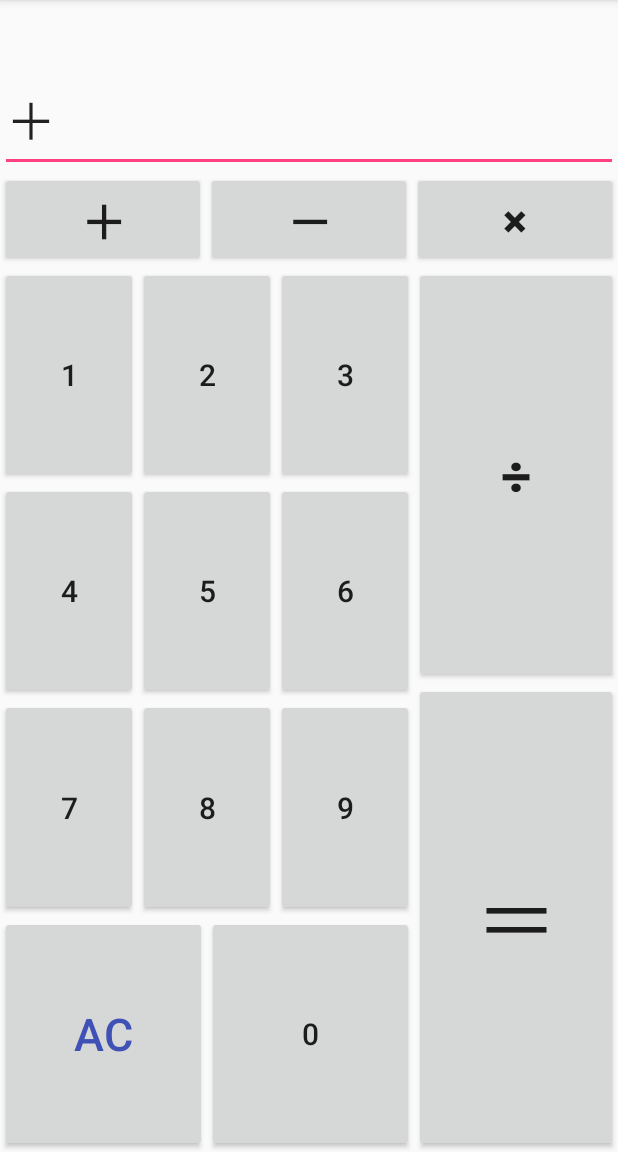
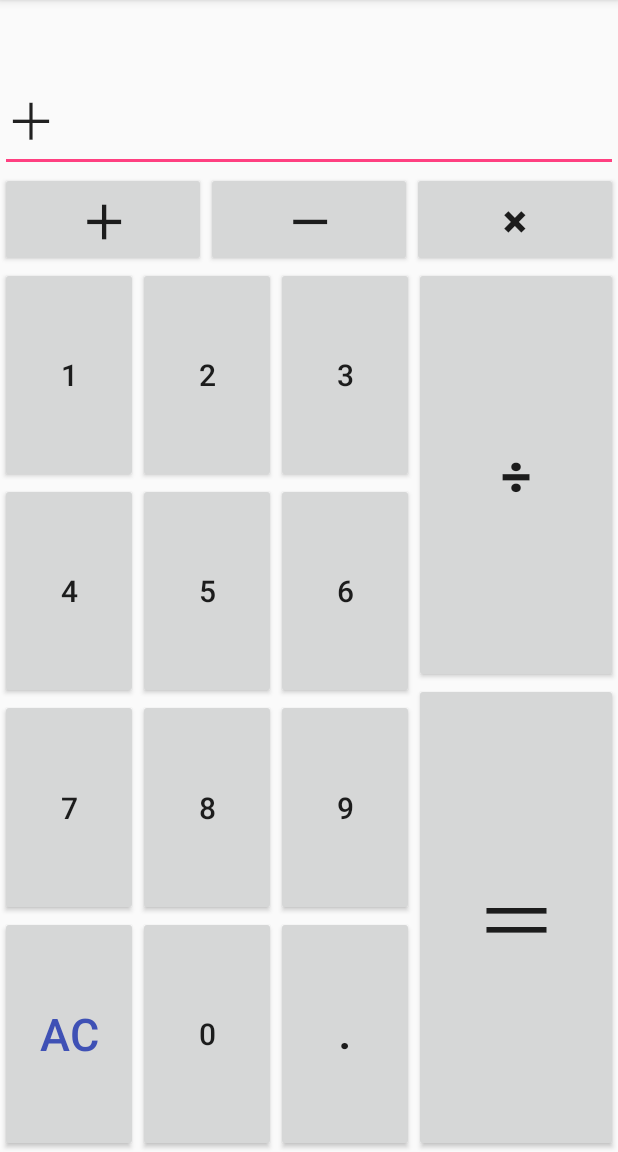
Before and after one commit to messi-wpy/AndroidProjects, an Android app: the screen it shows after launch (MainActivity), after a tap on an icon or button, on a phone screen of 412 x 824 dp, the part 84-1236 px from its top. Run offline under Robolectric (Android 15) with nearby library versions, the phone set to English and light mode, and no system bars.

Commit message:
新手任务Calculate2.0

```diff
--- a/Calculator/app/src/main/java/com/bignerdranch/androidboy/calculator/MainActivity.java
+++ b/Calculator/app/src/main/java/com/bignerdranch/androidboy/calculator/MainActivity.java
@@ -7,7 +7,7 @@ import android.view.View;
 import android.widget.Button;
 import android.widget.EditText;
 import android.widget.TextView;
-
+import android.widget.Toast;
 import java.util.ArrayList;
 import java.util.List;
 
@@ -28,34 +28,38 @@ public class MainActivity extends AppCompatActivity {
     private Button mButtonMultiply;
     private Button mButtonDivide;
     private Button mButtonEqual;
+    private Button mAllclear;
+    private Button mPoint;
     private TextView mTextView;
     private EditText mEditText;
-    private String str1="0",str2="0";
-    private double result=0;
-    List<Numbers>mNumbers=new ArrayList<>();
+    private String str1 = "0", str2 = "0";
+    private double result = 0;
+    List<Numbers> mNumbers = new ArrayList<>();
+    List<Numbers>mNumbers1=new ArrayList<>();
+
     @Override
     protected void onCreate(Bundle savedInstanceState) {
         super.onCreate(savedInstanceState);
         setContentView(R.layout.activity_main);
-        mTextView=findViewById(R.id.textview);
-       mButton1=findViewById(R.id.one_button);
-       mButton0=findViewById(R.id.zero_button);
-       mButton2=findViewById(R.id.two_button);
-       mButton3=findViewById(R.id.three_button);
-       mButton4=findViewById(R.id.four_button);
-       mButton5=findViewById(R.id.five_button);
-       mButton6=findViewById(R.id.six_button);
-       mButton7=findViewById(R.id.seven_button);
-       mButton8=findViewById(R.id.eight_button);
-       mButton9=findViewById(R.id.night_button);
-       mButtonPlus=findViewById(R.id.plus_button);
-       mButtonEqual=findViewById(R.id.equal_button);
-       mEditText=findViewById(R.id.output_view);
-       mButtonMultiply=findViewById(R.id.multiply_button);
-       mButtonMinus=findViewById(R.id.minus_button);
-       mButtonDivide=findViewById(R.id.divide_button);
-
-
+        mTextView = findViewById(R.id.textview);
+        mButton1 = findViewById(R.id.one_button);
+        mButton0 = findViewById(R.id.zero_button);
+        mButton2 = findViewById(R.id.two_button);
+        mButton3 = findViewById(R.id.three_button);
+        mButton4 = findViewById(R.id.four_button);
+        mButton5 = findViewById(R.id.five_button);
+        mButton6 = findViewById(R.id.six_button);
+        mButton7 = findViewById(R.id.seven_button);
+        mButton8 = findViewById(R.id.eight_button);
+        mButton9 = findViewById(R.id.night_button);
+        mButtonPlus = findViewById(R.id.plus_button);
+        mButtonEqual = findViewById(R.id.equal_button);
+        mEditText = findViewById(R.id.output_view);
+        mButtonMultiply = findViewById(R.id.multiply_button);
+        mButtonMinus = findViewById(R.id.minus_button);
+        mButtonDivide = findViewById(R.id.divide_button);
+        mAllclear = findViewById(R.id.clear_button);
+        mPoint=findViewById(R.id.point_button);
 
 
         //监听数字按钮
@@ -63,70 +67,85 @@ public class MainActivity extends AppCompatActivity {
             @Override
             public void onClick(View v) {
                 mEditText.append("0");
-                str1+="0";
+                str1 += "0";
             }
         });
         mButton1.setOnClickListener(new View.OnClickListener() {
             @Override
             public void onClick(View v) {
                 mEditText.append("1");
-    str1+="1";
+                str1 += "1";
             }
         });
         mButton2.setOnClickListener(new View.OnClickListener() {
             @Override
             public void onClick(View v) {
                 mEditText.append("2");
-                str1+="2";
+                str1 += "2";
             }
         });
         mButton3.setOnClickListener(new View.OnClickListener() {
             @Override
             public void onClick(View v) {
                 mEditText.append("3");
-                str1+="3";
+                str1 += "3";
             }
         });
         mButton4.setOnClickListener(new View.OnClickListener() {
             @Override
             public void onClick(View v) {
                 mEditText.append("4");
-                str1+="4";
+                str1 += "4";
             }
         });
         mButton5.setOnClickListener(new View.OnClickListener() {
             @Override
             public void onClick(View v) {
                 mEditText.append("5");
-                str1+="5";
+                str1 += "5";
             }
         });
         mButton6.setOnClickListener(new View.OnClickListener() {
             @Override
             public void onClick(View v) {
                 mEditText.append("6");
-                str1+="6";
+                str1 += "6";
             }
         });
         mButton7.setOnClickListener(new View.OnClickListener() {
             @Override
             public void onClick(View v) {
                 mEditText.append("7");
-                str1+="7";
+                str1 += "7";
             }
         });
         mButton8.setOnClickListener(new View.OnClickListener() {
             @Override
             public void onClick(View v) {
                 mEditText.append("8");
-                str1+="8";
+                str1 += "8";
             }
         });
         mButton9.setOnClickListener(new View.OnClickListener() {
             @Override
             public void onClick(View v) {
                 mEditText.append("9");
-                str1+="9";
+                str1 += "9";
+            }
+        });
+//     setPoint();
+        mPoint.setOnClickListener(new View.OnClickListener() {
+            @Override
+            public void onClick(View v) {
+                mEditText.append(".");
+                str1+=".";
+            }
+        });
+
+        mAllclear.setOnClickListener(new View.OnClickListener() {
+            @Override
+            public void onClick(View v) {
+                allClear();
             }
         });
 
@@ -135,11 +154,12 @@ public class MainActivity extends AppCompatActivity {
         mButtonPlus.setOnClickListener(new View.OnClickListener() {
             @Override
             public void onClick(View v) {
-                Numbers numbers= new Numbers();    //创建一个局部Numbers对象
-                int a=Integer.parseInt(str1);      //获取加号前的字符串并转换成double
-                numbers.setNumber(a);              //把该数值存入Numbers对象中
-               mNumbers.add(numbers);              //把该局部变量转移到mNumbers集合中
-                str1=str2;                         //初始化该字符串，以便读取下一次输入的数值
+                exception();
+                Numbers numbers = new Numbers();        //创建一个局部Numbers对象
+                double a=Double.parseDouble(str1);      //获取加号前的字符串并转换成double
+                numbers.setNumber(a);                   //把该数值存入Numbers对象中
+                mNumbers.add(numbers);                  //把该局部变量转移到mNumbers集合中
+                str1 = str2;                            //初始化该字符串，以便读取下一次输入的数值
                 mEditText.append("＋");
             }
         });
@@ -148,20 +168,17 @@ public class MainActivity extends AppCompatActivity {
         mButtonEqual.setOnClickListener(new View.OnClickListener() {
             @Override
             public void onClick(View v) {
-                Numbers numbers= new Numbers();
-                double a=Double.parseDouble(str1);
+                exception();
+                Numbers numbers = new Numbers();
+                double a = Double.parseDouble(str1);
                 numbers.setNumber(a);
                 mNumbers.add(numbers);
-                str1=str2;
+                str1 = str2;
                 //计算顺序
                 Minus();//给数据添加负号
                 Multiply();//计算乘法
                 Divide();//计算除法
-                for(int i=0;i<mNumbers.size();i++)//计算加法
-                        result += mNumbers.get(i).getNumber();
-
-                mTextView.setText(mEditText.getText().toString());
-                mEditText.setText(String.valueOf(result));
+                Plus();//计算加法
 
             }
         });
@@ -170,12 +187,13 @@ public class MainActivity extends AppCompatActivity {
         mButtonMinus.setOnClickListener(new View.OnClickListener() {
             @Override
             public void onClick(View v) {
-                Numbers numbers=new Numbers();
+                exception();
+                Numbers numbers = new Numbers();
                 numbers.setMunis(true);
-                double a=Double.parseDouble(str1);
+                double a = Double.parseDouble(str1);
                 numbers.setNumber(a);
                 mNumbers.add(numbers);
-                str1=str2;
+                str1 = str2;
                 mEditText.append("－");
             }
         });
@@ -184,66 +202,106 @@ public class MainActivity extends AppCompatActivity {
         mButtonDivide.setOnClickListener(new View.OnClickListener() {
             @Override
             public void onClick(View v) {
-               Numbers numbers=new Numbers();
-               double a=Double.parseDouble(str1);
+                exception();
+                Numbers numbers = new Numbers();
+                double a = Double.parseDouble(str1);
                 numbers.setNumber(a);
                 numbers.setDivide(true);
                 mNumbers.add(numbers);
-               str1=str2;
+                str1 = str2;
                 mEditText.append("÷");
             }
         });
         mButtonMultiply.setOnClickListener(new View.OnClickListener() {
             @Override
             public void onClick(View v) {
-                Numbers numbers=new Numbers();
-                double a=Double.parseDouble(str1);
+                exception();
+                Numbers numbers = new Numbers();
+                double a = Double.parseDouble(str1);
                 numbers.setNumber(a);
                 numbers.setMultiply(true);
                 mNumbers.add(numbers);
-                str1=str2;
+                str1 = str2;
                 mEditText.append("×");
             }
         });
     }
+
+
+
     private void Multiply() {
         int n = mNumbers.size();
         for (int i = 0; i < n; i++) {
             if (mNumbers.get(i).isMultiply()) {
-                double a = mNumbers.get(i).getNumber() *mNumbers.get(i + 1).getNumber();
-                Numbers numbers = new Numbers();
-                numbers.setNumber(a);
-                mNumbers.add(numbers);
+                double a = mNumbers.get(i).getNumber() * mNumbers.get(i + 1).getNumber();
                 mNumbers.get(i).setNumber(0);
-                mNumbers.get(i+1).setNumber(0);
+                mNumbers.get(i + 1).setNumber(a);
                 i = i + 1;
             }
         }
     }
 
-    private void Divide(){
-        int n3=mNumbers.size();
-        for (int i=0;i<n3;i++){
-            if(mNumbers.get(i).isDivide()){
-                double a=mNumbers.get(i).getNumber()/mNumbers.get(i+1).getNumber();
-                Numbers numbers=new Numbers();
-                numbers.setNumber(a);
-                mNumbers.add(numbers);
+    private void Divide() {
+        int n3 = mNumbers.size();
+        for (int i = 0; i < n3; i++) {
+            if (mNumbers.get(i).isDivide()) {
+                double a = mNumbers.get(i).getNumber() / mNumbers.get(i + 1).getNumber();
                 mNumbers.get(i).setNumber(0);
-                mNumbers.get(i+1).setNumber(0);
-                i=i+1;
+                mNumbers.get(i + 1).setNumber(a);
+                i = i + 1;
             }
         }
 
     }
-    private void Minus(){
-        int n2=mNumbers.size();
-        for (int i=0;i<n2;i++){
-            if(mNumbers.get(i).isMunis()){
-                double a=-mNumbers.get(i+1).getNumber();
-                mNumbers.get(i+1).setNumber(a);
+    private void Plus(){
+
+        for (int i = 0; i < mNumbers.size(); i++)//计算加法
+            result += mNumbers.get(i).getNumber();
+        exception2();//检测溢出，被除数为0等异常
+
+        mTextView.setText(mEditText.getText().toString());
+        mEditText.setText(String.valueOf(result));
+    }
+
+    private void Minus() {
+        int n2 = mNumbers.size();
+        for (int i = 0; i < n2; i++) {
+            if (mNumbers.get(i).isMunis()) {
+                double a = -mNumbers.get(i + 1).getNumber();
+                mNumbers.get(i + 1).setNumber(a);
                 i++;
             }
         }
     }
+
+    private void allClear() {
+        mEditText.setText("");
+        mTextView.setText("");
+        str1 = str2;
+        mNumbers.clear();
+        result=0;
     }
+
+    private void exception(){
+        try {
+            double a = Double.parseDouble(str1);
+        }
+        catch (NumberFormatException e){
+            allClear();
+            Toast.makeText(this,"输入数字格式异常，请点击AC请重新输入",Toast.LENGTH_SHORT).show();
+        }
+    }
+    private void exception2(){
+        try {
+            if(result>Double.MAX_VALUE||result<Double.MIN_VALUE)
+                throw new Exception("double溢出");
+
+        }
+
+        catch (Exception e) {
+            e.printStackTrace();
+            allClear();
+            Toast.makeText(this,"溢出！",Toast.LENGTH_SHORT).show();
+        }
+    }
+}
--- a/Calculator/app/src/main/res/layout/activity_main.xml
+++ b/Calculator/app/src/main/res/layout/activity_main.xml
@@ -171,7 +171,9 @@
       <LinearLayout
           android:layout_width="match_parent"
           android:layout_height="wrap_content"
-          android:layout_weight="1">
+          android:layout_weight="1"
+          android:orientation="horizontal">
+
 
          <Button
              android:textColor="@color/colorPrimary"
@@ -192,6 +194,15 @@
              android:text="0"
              android:textSize="20dp"/>
 
+
+         <Button
+             android:id="@+id/point_button"
+             android:layout_width="wrap_content"
+             android:layout_height="match_parent"
+             android:layout_weight="1"
+             android:text="."
+             android:textSize="25dp"
+             android:textStyle="bold"/>
       </LinearLayout>
 
 
```
Lines whose indentation alone changed are shown as unchanged.
